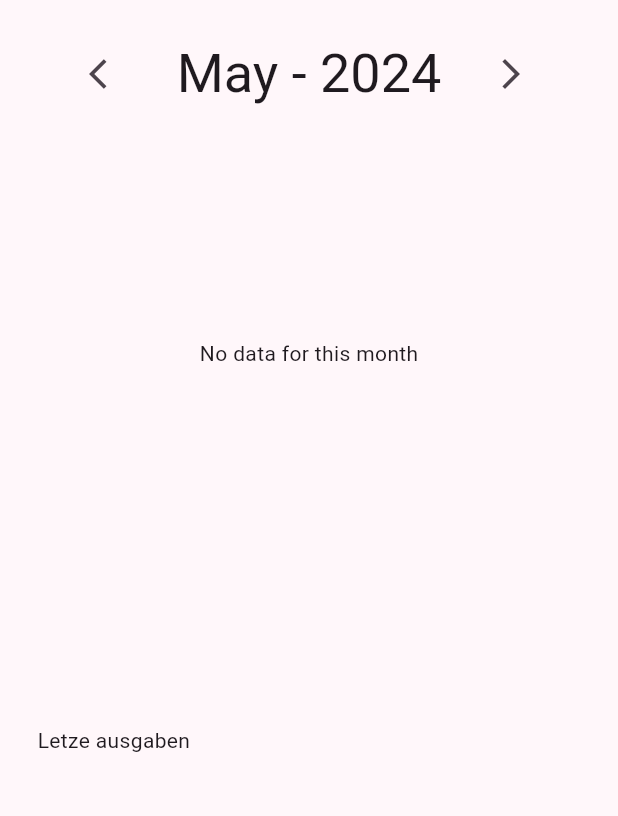
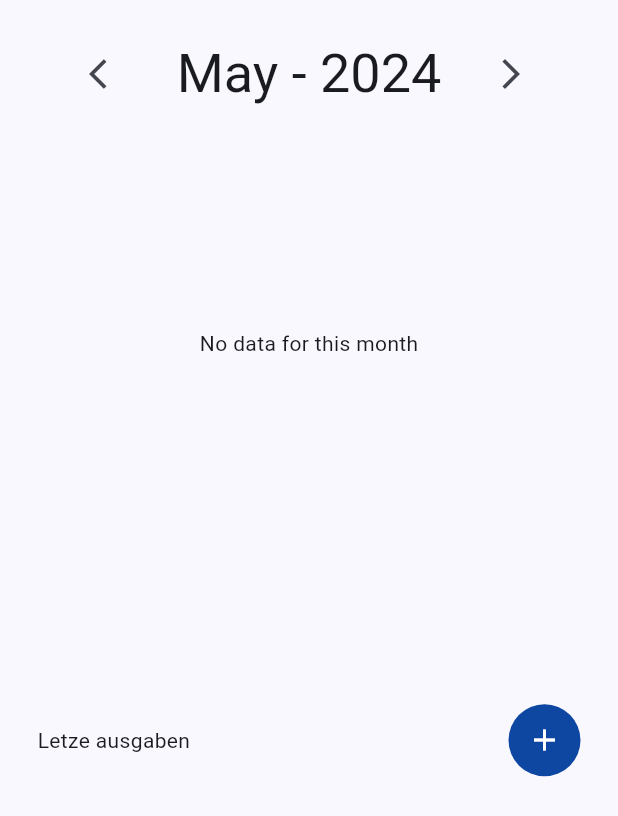
Before and after one commit to Arido96/Budget_App, a Flutter app: the screen it shows after launch, after a tap on the "arrow back ios" icon, on a phone screen of 412 x 824 dp. Shown: the top 816 px of the screen. Run offline on Flutter 3.47's test engine with Material 3 defaults, Android fonts, the phone set to English and light mode, and no system bars; our stand-ins replace fl_chart, flutter_bloc, get_it, google_fonts, injectable; missing offline and left inert: flex_color_picker.

Commit message:
New expenses and new category page

```diff
--- /dev/null
+++ b/devtools_options.yaml
@@ -0,0 +1,3 @@
+description: This file stores settings for Dart & Flutter DevTools.
+documentation: https://docs.flutter.dev/tools/devtools/extensions#configure-extension-enablement-states
+extensions:
--- a/lib/features/dashboard/data/expense_repository_impl.dart
+++ b/lib/features/dashboard/data/expense_repository_impl.dart
@@ -1,62 +1,16 @@
 import 'package:budget_app/features/dashboard/domain/interfaces/base_expense_repository.dart';
 import 'package:budget_app/features/dashboard/domain/models/expense.dart';
-import 'package:budget_app/features/shared/category/interfaces/base_category_repository.dart';
 import 'package:injectable/injectable.dart';
 
-@Injectable(as: BaseExpenseRepository)
+@LazySingleton(as: BaseExpenseRepository)
 class ExpenseRepositoryImpl implements BaseExpenseRepository {
-  ExpenseRepositoryImpl(
-      {required BaseCategoryRepository baseCategoryRepository})
-      : _baseCategoryRepository = baseCategoryRepository;
+  ExpenseRepositoryImpl();
 
-  final BaseCategoryRepository _baseCategoryRepository;
+  final List<Expense> _expenses = List.empty(growable: true);
 
   @override
   Future<List<Expense>> loadExpensesForMonth({required DateTime date}) async {
-    final categories = await _baseCategoryRepository.getAll();
-
-    final allexpenses = [
-      Expense(
-        name: "Lieferando",
-        value: 22,
-        categroy: categories
-            .where((element) => element.name == 'Entertainment')
-            .firstOrNull,
-        dateTime: DateTime.now(),
-      ),
-      Expense(
-        name: "Netflix",
-        value: 5,
-        categroy: categories
-            .where((element) => element.name == 'Entertainment')
-            .firstOrNull,
-        dateTime: DateTime.now(),
-      ),
-      Expense(
-        name: "Gaming",
-        value: 22,
-        categroy: categories
-            .where((element) => element.name == 'Entertainment')
-            .firstOrNull,
-        dateTime: DateTime.now(),
-      ),
-      Expense(
-        name: "Gas",
-        value: 50,
-        categroy:
-            categories.where((element) => element.name == 'Car').firstOrNull,
-        dateTime: DateTime.now(),
-      ),
-      Expense(
-        name: "Rent",
-        value: 50,
-        categroy:
-            categories.where((element) => element.name == 'Rent').firstOrNull,
-        dateTime: DateTime.now(),
-      ),
-    ].toList();
-
-    final expensesForMonth = allexpenses
+    final expensesForMonth = _expenses
         .where((x) =>
             x.dateTime.month == date.month && x.dateTime.year == date.year)
         .toList();
--- a/lib/features/dashboard/ui/dashboard_page.dart
+++ b/lib/features/dashboard/ui/dashboard_page.dart
@@ -1,6 +1,7 @@
 import 'package:budget_app/features/dashboard/domain/models/expense.dart';
 import 'package:budget_app/features/dashboard/ui/cubit/dashboard_cubit.dart';
 import 'package:budget_app/features/dashboard/ui/cubit/dashboard_state.dart';
+import 'package:budget_app/features/new_expense/ui/new_expense_page.dart';
 import 'package:budget_app/features/shared/category/domain/models/expense_categroy_value.dart';
 import 'package:budget_app/injection/injection.dart';
 import 'package:fl_chart/fl_chart.dart';
@@ -135,16 +136,44 @@ class _DashboardViewState extends State<_DashboardView> {
                           expenses: state.expensesCategoryValue,
                         ),
                       ),
-                      const Align(
+                      Align(
                         alignment: Alignment.centerLeft,
-                        child: Text(
-                          'Letze ausgaben',
+                        child: Row(
+                          mainAxisAlignment: MainAxisAlignment.spaceBetween,
+                          children: [
+                            const Text(
+                              'Letze ausgaben',
+                            ),
+                            Container(
+                              decoration: BoxDecoration(
+                                color: Colors.blue.shade900,
+                                borderRadius: BorderRadius.circular(
+                                  50,
+                                ),
+                              ),
+                              child: IconButton(
+                                onPressed: () {
+                                  Navigator.of(context).push(
+                                    MaterialPageRoute(
+                                      builder: (context) =>
+                                          const NewExpensePage(),
+                                    ),
+                                  );
+                                },
+                                icon: const Icon(
+                                  color: Colors.white,
+                                  Icons.add,
+                                ),
+                              ),
+                            )
+                          ],
                         ),
                       ),
                       state.expenses != null
                           ? Expanded(
                               child: _ExpenseDetailView(
-                                  expenses: state.expenses!.expenses),
+                                expenses: state.expenses!.expenses,
+                              ),
                             )
                           : const SizedBox.shrink()
                     ],
@@ -186,7 +215,7 @@ class _ExpenseDetailView extends StatelessWidget {
             crossAxisAlignment: CrossAxisAlignment.start,
             children: [
               Text(expenses[index].name),
-              Text(DateFormat('dd.MM.yyy').format(expenses[index].dateTime))
+              Text(DateFormat('dd.MM.yyyy').format(expenses[index].dateTime))
             ],
           ),
           trailing: Text(
--- a/lib/features/shared/category/data/category_repository_impl.dart
+++ b/lib/features/shared/category/data/category_repository_impl.dart
@@ -1,18 +1,18 @@
 import 'package:budget_app/features/shared/category/domain/models/expense_category.dart';
 import 'package:budget_app/features/shared/category/interfaces/base_category_repository.dart';
-import 'package:flutter/material.dart';
 import 'package:injectable/injectable.dart';
-import 'package:uuid/uuid.dart';
 
-@Injectable(as: BaseCategoryRepository)
+@LazySingleton(as: BaseCategoryRepository)
 class CategoryRepositoryImpl implements BaseCategoryRepository {
+  final List<ExpenseCategory> _categories = List.empty(growable: true);
+
   @override
   Future<List<ExpenseCategory>> getAll() async {
-    return [
-      ExpenseCategory(id: const Uuid().v4(), name: 'Rent', color: Colors.red),
-      ExpenseCategory(id: const Uuid().v4(), name: 'Car', color: Colors.black),
-      ExpenseCategory(
-          id: const Uuid().v4(), name: 'Entertainment', color: Colors.blue),
-    ];
+    return _categories;
+  }
+
+  @override
+  Future<void> createNew({required ExpenseCategory expenseCategory}) async {
+    _categories.add(expenseCategory);
   }
 }
--- a/lib/features/shared/category/interfaces/base_category_repository.dart
+++ b/lib/features/shared/category/interfaces/base_category_repository.dart
@@ -2,4 +2,5 @@ import 'package:budget_app/features/shared/category/domain/models/expense_catego
 
 abstract class BaseCategoryRepository {
   Future<List<ExpenseCategory>> getAll();
+  Future<void> createNew({required ExpenseCategory expenseCategory});
 }
--- a/lib/features/shared/theme/custom_theme.dart
+++ b/lib/features/shared/theme/custom_theme.dart
@@ -6,7 +6,7 @@ final appTheme = ThemeData(
 
   // Define the default brightness and colors.
   colorScheme: ColorScheme.fromSeed(
-    seedColor: Colors.purple,
+    seedColor: Colors.blue.shade900,
     // ···
     brightness: Brightness.light,
   ),
--- a/pubspec.yaml
+++ b/pubspec.yaml
@@ -36,6 +36,7 @@ dependencies:
   uuid: ^4.4.0
   intl: ^0.19.0
   google_fonts: ^6.2.1
+  flex_color_picker: ^3.5.0
   flutter:
     sdk: flutter
 
```
Also changed, not shown: lib/features/new_category.dart/ui/new_category_dialog.dart (added, +121 -0 lines), lib/features/new_expense/ui/new_expense_page.dart (added, +188 -0 lines), lib/features/shared/category/domain/use_cases/create_expense_categorie_use_case.dart (added, +15 -0 lines), lib/features/shared/category/domain/use_cases/get_all_existing_categories_use_case.dart (added, +13 -0 lines), lib/features/shared/category/ui/cubit/category_cubit.dart (added, +58 -0 lines), lib/features/shared/category/ui/cubit/category_state.dart (added, +32 -0 lines), lib/features/shared/theme/custom_widgets.dart (added, +32 -0 lines), lib/injection/injection.config.dart, pubspec.lock.
